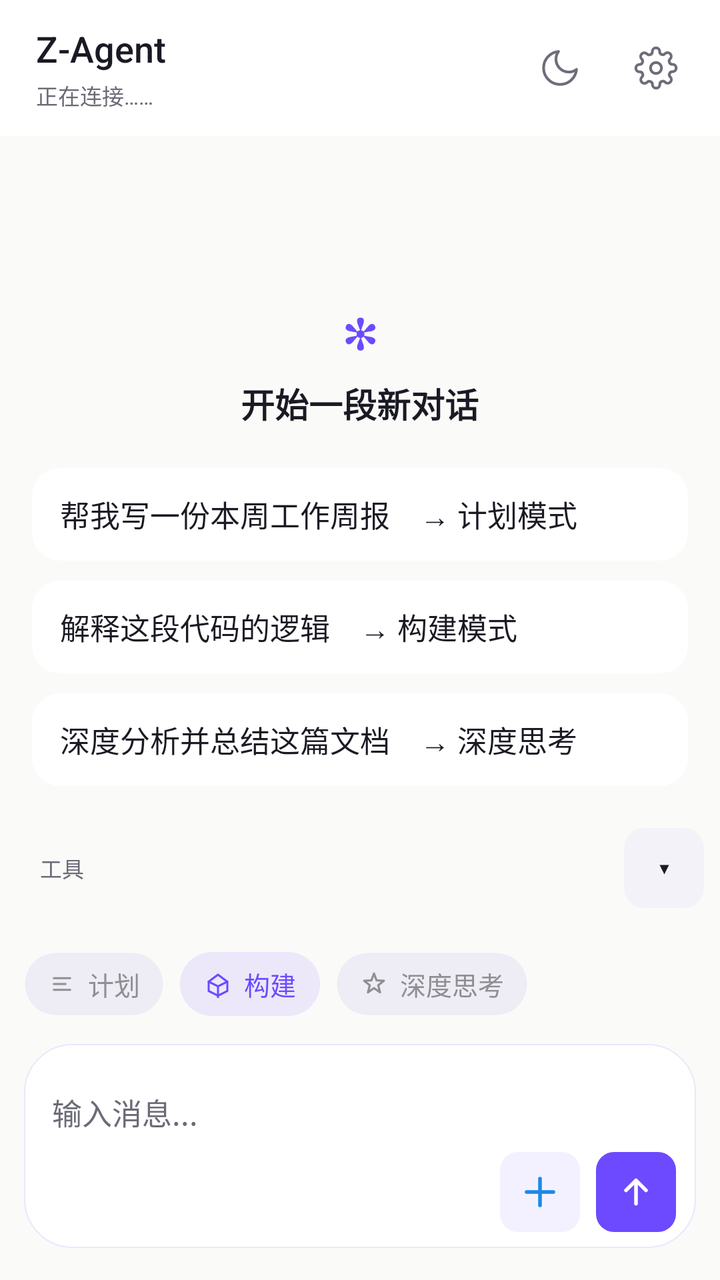
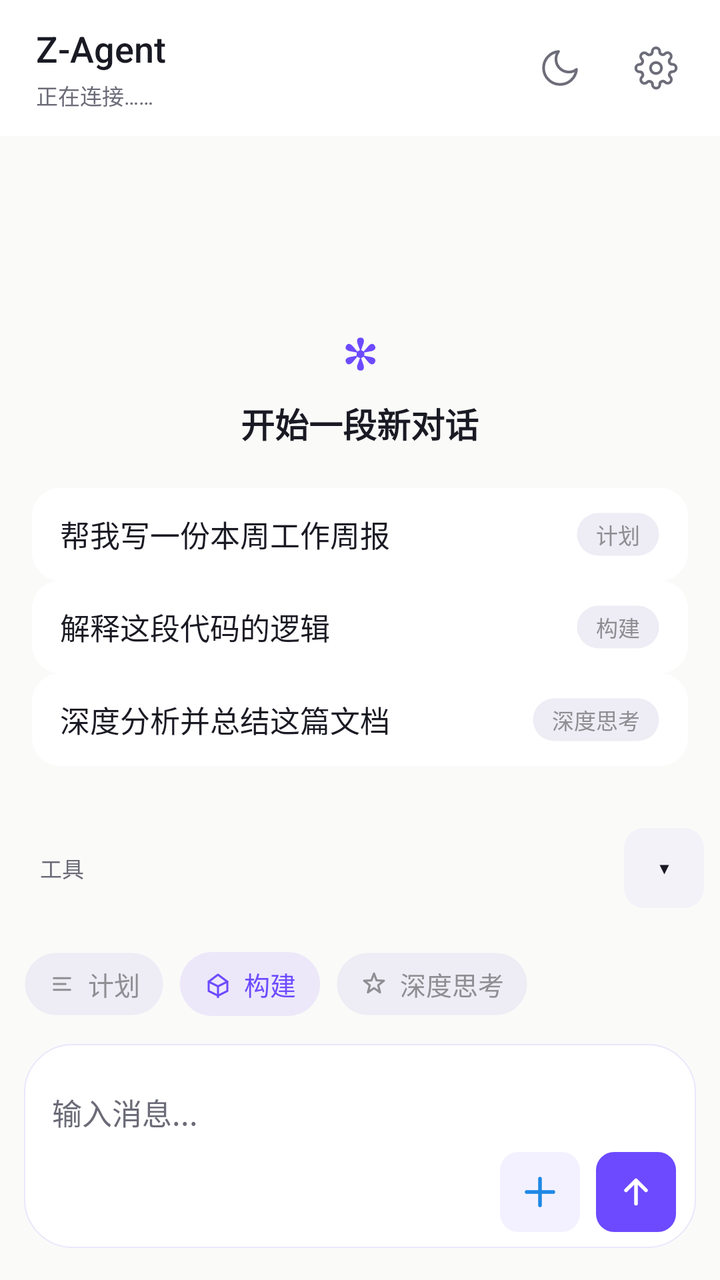

An Android layout rendered at two revisions. The XML below is the earlier revision; the diff shows what the commit changed to produce the second picture.
<!-- AndroidManifest.xml: application theme AppTheme -->
<!-- res/layout/activity_main.xml -->
<?xml version="1.0" encoding="utf-8"?>
<FrameLayout xmlns:android="http://schemas.android.com/apk/res/android"
android:id="@+id/rootView" android:clipChildren="false" android:clipToPadding="false"
android:layout_width="match_parent"
android:layout_height="match_parent"
android:background="@color/bg_canvas"
>



<LinearLayout
android:layout_width="match_parent"
android:layout_height="match_parent"
android:orientation="vertical">


<LinearLayout
android:id="@+id/topBar"
android:layout_width="match_parent"
android:layout_height="wrap_content"
android:background="@color/bg_elevated"
android:gravity="center_vertical"
android:orientation="horizontal"
android:paddingStart="18dp"
android:paddingTop="10dp"
android:paddingEnd="8dp"
android:paddingBottom="10dp">

<LinearLayout
android:layout_width="0dp"
android:layout_height="wrap_content"
android:layout_weight="1"
android:orientation="vertical">
<TextView
android:layout_width="wrap_content"
android:layout_height="wrap_content"
android:text="Z-Agent"
android:textColor="@color/text_primary"
android:fontFamily="sans-serif-medium"
android:textSize="18sp" />
<TextView
android:id="@+id/statusText"
android:layout_width="match_parent"
android:layout_height="wrap_content"
android:layout_marginTop="3dp"
android:ellipsize="end"
android:maxLines="1"
android:text="正在连接……"
android:textColor="@color/text_tertiary"
android:textSize="@dimen/fs_caption" />
</LinearLayout>


<FrameLayout
android:id="@+id/themeButton"
android:contentDescription="切换深浅主题"
android:layout_width="48dp"
android:layout_height="48dp"
android:background="?attr/selectableItemBackgroundBorderless"
android:clickable="true"
android:focusable="true">
<ImageView
android:id="@+id/themeIcon"
android:layout_width="22dp"
android:layout_height="22dp"
android:layout_gravity="center"
android:src="@drawable/ic_moon" />
 
</FrameLayout>


<FrameLayout
android:id="@+id/settingsButton"
android:contentDescription="打开设置"
android:layout_width="48dp"
android:layout_height="48dp"
android:background="?attr/selectableItemBackgroundBorderless"
android:clickable="true"
android:focusable="true">
<ImageView
android:layout_width="22dp"
android:layout_height="22dp"
android:layout_gravity="center"
android:src="@drawable/ic_gear" />
</FrameLayout>
</LinearLayout>


<FrameLayout android:clipChildren="false" android:clipToPadding="false"
android:layout_width="match_parent"
android:layout_height="0dp"
android:layout_weight="1">

<ScrollView
android:id="@+id/outputScroll"
android:layout_width="match_parent"
android:layout_height="match_parent"
android:background="@color/bg_canvas"
android:fillViewport="true"
android:overScrollMode="always"
android:scrollbars="vertical">
<LinearLayout
android:id="@+id/chatContainer"
android:layout_width="match_parent"
android:layout_height="wrap_content"
android:gravity="bottom"
android:orientation="vertical"
android:paddingStart="8dp"
android:paddingTop="12dp"
android:paddingEnd="8dp"
android:paddingBottom="200dp">

<LinearLayout
android:id="@+id/emptyState"
android:layout_width="match_parent"
android:layout_height="0dp"
android:gravity="center"
android:layout_weight="1"
android:orientation="vertical"
android:paddingTop="48dp"
android:paddingBottom="24dp">
<TextView
android:layout_width="wrap_content"
android:layout_height="wrap_content"
android:text="✻"
android:textColor="@color/accent"
android:textSize="@dimen/fs_display"
android:textStyle="bold" />
<TextView
android:layout_width="wrap_content"
android:layout_height="wrap_content"
android:layout_marginTop="8dp"
android:text="开始一段新对话"
android:textColor="@color/text_primary"
android:textSize="@dimen/fs_title"
android:textStyle="bold" />


<LinearLayout android:layout_width="match_parent" android:layout_height="wrap_content" android:layout_marginTop="20dp" android:orientation="vertical" android:paddingStart="8dp" android:paddingEnd="8dp">

<TextView android:id="@+id/promptCard1" android:layout_width="match_parent" android:layout_height="wrap_content" android:background="@drawable/bg_prompt_card" android:clickable="true" android:focusable="true" android:paddingStart="14dp" android:paddingTop="12dp" android:paddingEnd="14dp" android:paddingBottom="12dp" android:text="帮我写一份本周工作周报　→ 计划模式" android:textColor="@color/text_primary" android:textSize="@dimen/fs_body" />

<TextView android:id="@+id/promptCard2" android:layout_width="match_parent" android:layout_height="wrap_content" android:layout_marginTop="10dp" android:background="@drawable/bg_prompt_card" android:clickable="true" android:focusable="true" android:paddingStart="14dp" android:paddingTop="12dp" android:paddingEnd="14dp" android:paddingBottom="12dp" android:text="解释这段代码的逻辑　→ 构建模式" android:textColor="@color/text_primary" android:textSize="@dimen/fs_body" />

<TextView android:id="@+id/promptCard3" android:layout_width="match_parent" android:layout_height="wrap_content" android:layout_marginTop="10dp" android:background="@drawable/bg_prompt_card" android:clickable="true" android:focusable="true" android:paddingStart="14dp" android:paddingTop="12dp" android:paddingEnd="14dp" android:paddingBottom="12dp" android:text="深度分析并总结这篇文档　→ 深度思考" android:textColor="@color/text_primary" android:textSize="@dimen/fs_body" />
</LinearLayout>
</LinearLayout>
 </LinearLayout>
</ScrollView>


<FrameLayout
android:id="@+id/scrollBottomBtn"
android:layout_width="40dp"
android:layout_height="40dp"
android:layout_gravity="bottom|end"
android:layout_marginEnd="16dp"
 android:layout_marginBottom="76dp"
android:background="@drawable/bg_circle_btn"
android:clickable="true"
android:focusable="true"
android:foreground="@drawable/ripple_circle"
android:visibility="gone">
<TextView
android:layout_width="wrap_content"
android:layout_height="wrap_content"
android:layout_gravity="center"
android:text="↓"
android:textColor="@color/accent"
android:textSize="20sp"
android:textStyle="bold" />
</FrameLayout>
</FrameLayout>

</LinearLayout>


<LinearLayout
android:layout_width="match_parent"
android:layout_height="wrap_content"
android:layout_gravity="bottom"
android:orientation="vertical">


<LinearLayout android:id="@+id/quickBarContainer" android:layout_width="match_parent" android:layout_height="wrap_content" android:background="@android:color/transparent" android:orientation="vertical">

 <LinearLayout android:id="@+id/quickRowWrap" android:layout_width="match_parent" android:layout_height="wrap_content" android:gravity="center_vertical" android:minHeight="56dp" android:orientation="horizontal" android:paddingStart="8dp" android:paddingTop="6dp" android:paddingEnd="8dp" android:paddingBottom="6dp"> <TextView android:layout_width="wrap_content" android:layout_height="wrap_content" android:paddingStart="12dp" android:paddingEnd="2dp" android:text="工具" android:textColor="@color/text_tertiary" android:textSize="11sp" /> <HorizontalScrollView android:id="@+id/quickScroll" android:layout_width="0dp" android:layout_height="wrap_content" android:layout_weight="1" android:overScrollMode="never" android:scrollbars="none"> <LinearLayout android:id="@+id/quickRow" android:layout_width="wrap_content" android:layout_height="wrap_content" android:gravity="center_vertical" android:orientation="horizontal" android:paddingStart="8dp" android:paddingEnd="8dp" /> </HorizontalScrollView> <TextView android:id="@+id/quickCollapse" android:layout_width="40dp" android:layout_height="40dp" android:layout_marginStart="4dp" android:background="@drawable/bg_quick" android:clickable="true" android:focusable="true" android:foreground="@drawable/ripple_pill" android:gravity="center" android:text="▾" android:textColor="@color/text_primary" android:textSize="16sp" /> </LinearLayout>  <LinearLayout android:id="@+id/quickEditBar" android:layout_width="match_parent" android:layout_height="36dp" android:background="@color/bg_subtle" android:gravity="center_vertical" android:orientation="horizontal" android:paddingStart="16dp" android:paddingEnd="12dp" android:visibility="gone"> <TextView android:layout_width="0dp" android:layout_height="wrap_content" android:layout_weight="1" android:text="拖动排序 · 点×移除 · 点＋添加" android:textColor="@color/text_secondary" android:textSize="11sp" /> <TextView android:id="@+id/quickEditDone" android:layout_width="wrap_content" android:layout_height="wrap_content" android:paddingStart="12dp" android:paddingEnd="4dp" android:text="完成" android:textColor="@color/accent" android:textSize="13sp" android:textStyle="bold" /> </LinearLayout>  </LinearLayout>


<LinearLayout android:id="@+id/inputBar" android:layout_width="match_parent" android:layout_height="wrap_content" android:background="@android:color/transparent" android:clipChildren="false" android:clipToPadding="false" android:orientation="vertical" android:paddingStart="12dp" android:paddingTop="14dp" android:paddingEnd="12dp" android:paddingBottom="14dp">




<LinearLayout android:layout_width="match_parent" android:layout_height="wrap_content" android:gravity="center_vertical" android:orientation="horizontal" android:paddingBottom="10dp">
<HorizontalScrollView android:layout_width="0dp" android:layout_height="wrap_content" android:layout_weight="1" android:scrollbars="none" android:overScrollMode="never">
<LinearLayout android:layout_width="wrap_content" android:layout_height="wrap_content" android:gravity="center_vertical" android:orientation="horizontal">
<TextView android:id="@+id/segPlan" android:layout_width="wrap_content" android:layout_height="32dp" android:background="@drawable/bg_chip_ghost" android:clickable="true" android:focusable="true" android:foreground="@drawable/ripple_pill" android:gravity="center_vertical" android:drawableStart="@drawable/ic_plan" android:drawablePadding="6dp" android:paddingStart="12dp" android:paddingEnd="12dp" android:text="计划" android:textColor="@color/chip_text_inactive" android:textSize="13sp" android:maxLines="1" />
<TextView android:id="@+id/segBuild" android:layout_width="wrap_content" android:layout_height="32dp" android:layout_marginStart="8dp" android:background="@drawable/bg_chip_active" android:clickable="true" android:focusable="true" android:foreground="@drawable/ripple_pill" android:gravity="center_vertical" android:drawableStart="@drawable/ic_build_active" android:drawablePadding="6dp" android:paddingStart="12dp" android:paddingEnd="12dp" android:text="构建" android:textColor="@color/accent" android:textSize="13sp" android:maxLines="1" />
<TextView android:id="@+id/chipThink2" android:layout_width="wrap_content" android:layout_height="32dp" android:layout_marginStart="8dp" android:background="@drawable/bg_chip_ghost" android:clickable="true" android:focusable="true" android:foreground="@drawable/ripple_pill" android:gravity="center_vertical" android:drawableStart="@drawable/ic_think" android:drawablePadding="6dp" android:paddingStart="12dp" android:paddingEnd="12dp" android:text="深度思考" android:textColor="@color/chip_text_inactive" android:textSize="13sp" android:maxLines="1" />
<TextView android:id="@+id/chipSearch" android:layout_width="0dp" android:layout_height="0dp" android:visibility="gone" />
</LinearLayout>
</HorizontalScrollView>
</LinearLayout>



<LinearLayout android:id="@+id/inputCard" android:layout_width="match_parent" android:layout_height="wrap_content" android:layout_marginTop="4dp" android:layout_marginBottom="2dp" android:background="@drawable/bg_input_card" android:elevation="10dp" android:orientation="vertical" android:paddingStart="14dp" android:paddingTop="10dp" android:paddingEnd="10dp" android:paddingBottom="8dp">

<HorizontalScrollView android:id="@+id/attachScroll" android:layout_width="match_parent" android:layout_height="wrap_content" android:scrollbars="none" android:visibility="gone">
<LinearLayout android:id="@+id/attachRow" android:layout_width="wrap_content" android:layout_height="wrap_content" android:orientation="horizontal" android:paddingBottom="6dp" />
</HorizontalScrollView>

<EditText android:id="@+id/inputEdit" android:layout_width="match_parent" android:layout_height="wrap_content" android:minHeight="44dp" android:background="@null" android:hint="输入消息..." android:imeOptions="actionSend" android:inputType="textCapSentences" android:maxLines="5" android:paddingTop="8dp" android:paddingBottom="4dp" android:textColor="@color/text_primary" android:textColorHint="@color/text_tertiary" android:textSize="@dimen/fs_body" />

<LinearLayout android:layout_width="match_parent" android:layout_height="wrap_content" android:gravity="center_vertical|end" android:orientation="horizontal">

<FrameLayout android:id="@+id/btnPlus" android:contentDescription="添加附件" android:layout_width="40dp" android:layout_height="40dp" android:background="@drawable/bg_circle_btn" android:clickable="true" android:focusable="true" android:foreground="@drawable/ripple_circle">
<ImageView android:layout_width="20dp" android:layout_height="20dp" android:layout_gravity="center" android:src="@drawable/ic_plus" />
</FrameLayout>

<FrameLayout android:id="@+id/sendButton" android:contentDescription="发送消息" android:layout_width="40dp" android:layout_height="40dp" android:layout_marginStart="8dp" android:background="@drawable/bg_circle_send" android:clickable="true" android:focusable="true" android:foreground="@drawable/ripple_circle">
<ImageView android:layout_width="20dp" android:layout_height="20dp" android:layout_gravity="center" android:src="@drawable/ic_arrow_up" />
</FrameLayout>
</LinearLayout>
</LinearLayout>

</LinearLayout>
</LinearLayout>
<FrameLayout android:id="@+id/quickBall" android:layout_width="52dp" android:layout_height="52dp" android:layout_gravity="end|bottom" android:layout_marginEnd="16dp" android:layout_marginBottom="150dp" android:background="@drawable/bg_quick_ball" android:clickable="true" android:focusable="true" android:foreground="@drawable/ripple_circle" android:visibility="gone"><TextView android:layout_width="wrap_content" android:layout_height="wrap_content" android:layout_gravity="center" android:text="✻" android:textColor="#FFFFFF" android:textSize="22sp" android:textStyle="bold" /> </FrameLayout>
</FrameLayout>
<!-- resources referenced by this layout -->
<resources>
  <color name="accent">#6D4AFF</color>
  <color name="bg_canvas">#FAFAF9</color>
  <color name="bg_elevated">#FFFFFF</color>
  <color name="bg_subtle">#F4F2F9</color>
  <color name="chip_text_inactive">#8E8E93</color>
  <color name="text_primary">#1A1A24</color>
  <color name="text_secondary">#6D6D7A</color>
  <color name="text_tertiary">#6B6B78</color>
  <dimen name="fs_body">15sp</dimen>
  <dimen name="fs_caption">11sp</dimen>
  <dimen name="fs_display">22sp</dimen>
  <dimen name="fs_title">17sp</dimen>
  <!-- drawable bg_chip_active (drawable) -->
  <?xml version="1.0" encoding="utf-8"?>
  <shape xmlns:android="http://schemas.android.com/apk/res/android" android:shape="rectangle">
      <solid android:color="@color/chip_active_bg" />
      <corners android:radius="999dp" />
  </shape>
  <!-- drawable bg_chip_ghost (drawable) -->
  <?xml version="1.0" encoding="utf-8"?>
  <shape xmlns:android="http://schemas.android.com/apk/res/android" android:shape="rectangle">
      <solid android:color="@color/chip_ghost_bg" />
      <corners android:radius="999dp" />
      <stroke android:width="1dp" android:color="@color/chip_ghost_stroke" />
  </shape>
  <!-- drawable bg_circle_btn (drawable) -->
  <?xml version="1.0" encoding="utf-8"?>
  <shape xmlns:android="http://schemas.android.com/apk/res/android" android:shape="rectangle">
   <solid android:color="@color/accent_subtle" />
   <corners android:radius="8.95dp" />
  </shape>
  <!-- drawable bg_circle_send (drawable) -->
  <?xml version="1.0" encoding="utf-8"?>
  <shape xmlns:android="http://schemas.android.com/apk/res/android" android:shape="rectangle">
   <solid android:color="@color/accent" />
   <corners android:radius="8.95dp" />
  </shape>
  <!-- drawable bg_input_card (drawable) -->
  <?xml version="1.0" encoding="utf-8"?>
  <shape xmlns:android="http://schemas.android.com/apk/res/android" android:shape="rectangle">
  <solid android:color="@color/bg_elevated" />
  <corners android:radius="24dp" />
  <stroke android:width="0.5dp" android:color="@color/accent_line" />
  </shape>
  <!-- drawable bg_prompt_card (drawable) -->
  <?xml version="1.0" encoding="utf-8"?>
  <shape xmlns:android="http://schemas.android.com/apk/res/android" android:shape="rectangle">
  <solid android:color="@color/bg_elevated" />
  <corners android:radius="14dp" />
  </shape>
  <!-- drawable bg_quick (drawable) -->
  <?xml version="1.0" encoding="utf-8"?>
  <shape xmlns:android="http://schemas.android.com/apk/res/android" android:shape="rectangle">
  <solid android:color="@color/bg_subtle" />
  <corners android:radius="10dp" />
  </shape>
  <!-- drawable bg_quick_ball (drawable) -->
  <?xml version="1.0" encoding="utf-8"?>
  <shape xmlns:android="http://schemas.android.com/apk/res/android" android:shape="oval">
  <solid android:color="@color/accent" />
  <padding android:left="0dp" android:top="0dp" android:right="0dp" android:bottom="0dp" />
  </shape>
  <!-- drawable ripple_circle (drawable) -->
  <?xml version="1.0" encoding="utf-8"?>
  <ripple xmlns:android="http://schemas.android.com/apk/res/android" android:color="@color/accent_line">
   <item android:id="@android:id/mask">
   <shape android:shape="rectangle">
   <corners android:radius="8.95dp" />
   <solid android:color="#FFFFFF" />
   </shape>
   </item>
  </ripple>
  <color name="chip_active_bg">#1A6D4AFF</color>
  <color name="chip_ghost_bg">#EEECF4</color>
  <color name="chip_ghost_stroke">#00000000</color>
  <color name="accent_subtle">#146D4AFF</color>
  <color name="accent_line">#1F6D4AFF</color>
  <style name="AppBottomSheet" parent="Theme.Design.Light.BottomSheetDialog">
  <item name="bottomSheetStyle">@style/AppBottomSheet.Modal</item>
  <item name="android:windowIsFloating">false</item>
  <item name="android:statusBarColor">@android:color/transparent</item>
  </style>
  <style name="AppBottomSheet.Modal" parent="Widget.Design.BottomSheet.Modal">
  <item name="android:background">@android:color/transparent</item>
  </style>
  <!-- unchanged entries left out for length: 10 -->
</resources>

<!-- the commit's change to res/layout/activity_main.xml (unified diff, before → after) -->
@@ -138,11 +138,11 @@ android:textStyle="bold" />
 
 <LinearLayout android:layout_width="match_parent" android:layout_height="wrap_content" android:layout_marginTop="20dp" android:orientation="vertical" android:paddingStart="8dp" android:paddingEnd="8dp">
 
-<TextView android:id="@+id/promptCard1" android:layout_width="match_parent" android:layout_height="wrap_content" android:background="@drawable/bg_prompt_card" android:clickable="true" android:focusable="true" android:paddingStart="14dp" android:paddingTop="12dp" android:paddingEnd="14dp" android:paddingBottom="12dp" android:text="帮我写一份本周工作周报　→ 计划模式" android:textColor="@color/text_primary" android:textSize="@dimen/fs_body" />
-
-<TextView android:id="@+id/promptCard2" android:layout_width="match_parent" android:layout_height="wrap_content" android:layout_marginTop="10dp" android:background="@drawable/bg_prompt_card" android:clickable="true" android:focusable="true" android:paddingStart="14dp" android:paddingTop="12dp" android:paddingEnd="14dp" android:paddingBottom="12dp" android:text="解释这段代码的逻辑　→ 构建模式" android:textColor="@color/text_primary" android:textSize="@dimen/fs_body" />
-
-<TextView android:id="@+id/promptCard3" android:layout_width="match_parent" android:layout_height="wrap_content" android:layout_marginTop="10dp" android:background="@drawable/bg_prompt_card" android:clickable="true" android:focusable="true" android:paddingStart="14dp" android:paddingTop="12dp" android:paddingEnd="14dp" android:paddingBottom="12dp" android:text="深度分析并总结这篇文档　→ 深度思考" android:textColor="@color/text_primary" android:textSize="@dimen/fs_body" />
+<LinearLayout android:id="@+id/promptCard1" android:layout_width="match_parent" android:layout_height="wrap_content" android:background="@drawable/bg_prompt_card" android:clickable="true" android:focusable="true" android:orientation="horizontal" android:gravity="center_vertical" android:paddingStart="14dp" android:paddingTop="12dp" android:paddingEnd="14dp" android:paddingBottom="12dp"><TextView android:layout_width="0dp" android:layout_height="wrap_content" android:layout_weight="1" android:text="帮我写一份本周工作周报" android:textColor="@color/text_primary" android:textSize="@dimen/fs_body"/><TextView android:layout_width="wrap_content" android:layout_height="wrap_content" android:layout_marginStart="8dp" android:background="@drawable/bg_chip_ghost" android:paddingStart="10dp" android:paddingTop="3dp" android:paddingEnd="10dp" android:paddingBottom="3dp" android:text="计划" android:textColor="@color/chip_text_inactive" android:textSize="11sp"/></LinearLayout>
+
+<LinearLayout android:id="@+id/promptCard2" android:layout_width="match_parent" android:layout_height="wrap_content" android:background="@drawable/bg_prompt_card" android:clickable="true" android:focusable="true" android:orientation="horizontal" android:gravity="center_vertical" android:paddingStart="14dp" android:paddingTop="12dp" android:paddingEnd="14dp" android:paddingBottom="12dp"><TextView android:layout_width="0dp" android:layout_height="wrap_content" android:layout_weight="1" android:text="解释这段代码的逻辑" android:textColor="@color/text_primary" android:textSize="@dimen/fs_body"/><TextView android:layout_width="wrap_content" android:layout_height="wrap_content" android:layout_marginStart="8dp" android:background="@drawable/bg_chip_ghost" android:paddingStart="10dp" android:paddingTop="3dp" android:paddingEnd="10dp" android:paddingBottom="3dp" android:text="构建" android:textColor="@color/chip_text_inactive" android:textSize="11sp"/></LinearLayout>
+
+<LinearLayout android:id="@+id/promptCard3" android:layout_width="match_parent" android:layout_height="wrap_content" android:background="@drawable/bg_prompt_card" android:clickable="true" android:focusable="true" android:orientation="horizontal" android:gravity="center_vertical" android:paddingStart="14dp" android:paddingTop="12dp" android:paddingEnd="14dp" android:paddingBottom="12dp"><TextView android:layout_width="0dp" android:layout_height="wrap_content" android:layout_weight="1" android:text="深度分析并总结这篇文档" android:textColor="@color/text_primary" android:textSize="@dimen/fs_body"/><TextView android:layout_width="wrap_content" android:layout_height="wrap_content" android:layout_marginStart="8dp" android:background="@drawable/bg_chip_ghost" android:paddingStart="10dp" android:paddingTop="3dp" android:paddingEnd="10dp" android:paddingBottom="3dp" android:text="深度思考" android:textColor="@color/chip_text_inactive" android:textSize="11sp"/></LinearLayout>
 </LinearLayout>
 </LinearLayout>
  </LinearLayout>
